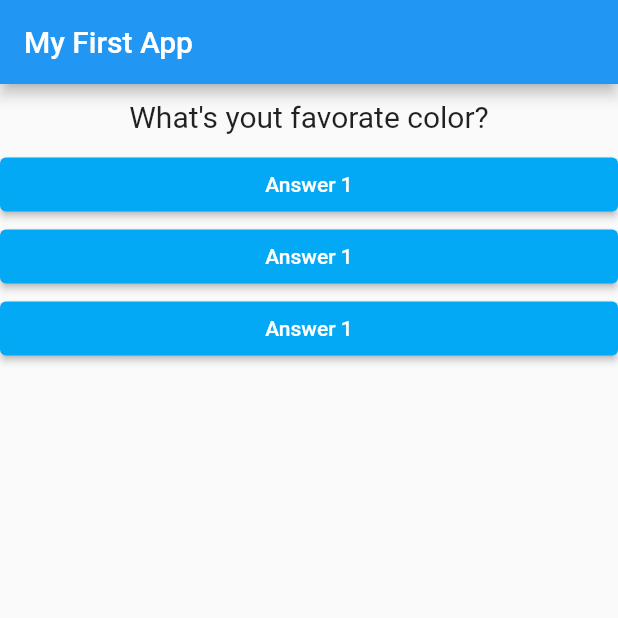
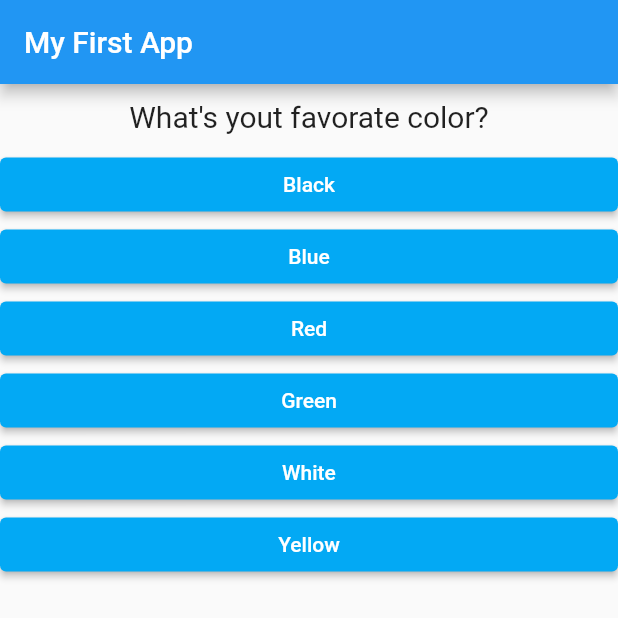
Before and after one commit to imobasshir/flutter_start, a Flutter app: the screen it shows after launch, on a phone screen of 412 x 824 dp. Shown: the top 618 px of the screen. Run offline on Flutter 3.47's test engine with Material 2 defaults, Android fonts, the phone set to English and light mode, and no system bars.

Commit message:
ninth commit

```diff
--- a/lib/answer.dart
+++ b/lib/answer.dart
@@ -3,8 +3,9 @@ import 'package:flutter/material.dart';
 class Answer extends StatelessWidget {
   // const Answer({ Key? key }) : super(key: key);
   final Function() selectHandler;
+  final String answerText;
 
-  Answer(this.selectHandler);
+  Answer(this.selectHandler, this.answerText);
 
   @override
   Widget build(BuildContext context) {
@@ -16,7 +17,7 @@ class Answer extends StatelessWidget {
           foregroundColor: MaterialStateProperty.all<Color>(Colors.white),
         ),
         onPressed: selectHandler,
-        child: Text('Answer 1'),
+        child: Text(answerText),
       ),
     );
   }
--- a/lib/main.dart
+++ b/lib/main.dart
@@ -2,9 +2,11 @@ import 'package:flutter/material.dart';
 import './answer.dart';
 import './question.dart';
 
-void main() {
-  runApp(MyApp());
-}
+// void main() {
+//   runApp(MyApp());
+// }
+
+void main() => runApp(MyApp());
 
 class MyApp extends StatefulWidget {
   @override
@@ -18,7 +20,7 @@ class _MyAppState extends State<MyApp> {
   var _questionIndex = 0;
   void _answerQuestion() {
     setState(() {
-      _questionIndex += 1;
+      _questionIndex = _questionIndex + 1;
     });
 
     print(_questionIndex);
@@ -27,21 +29,33 @@ class _MyAppState extends State<MyApp> {
   @override
   Widget build(BuildContext context) {
     var questions = [
-      'What\'s yout favorate color?',
-      'What\'s your favorate animal?',
-      'What\'s your favorate food?',
+      {
+        'questionText': 'What\'s yout favorate color?',
+        'answer': ['Black', 'Blue', 'Red', 'Green', 'White', 'Yellow'],
+      },
+      {
+        'questionText': 'What\'s your favorate food?',
+        'answer': ['Rice', 'Bread', 'Noodles', 'Biscuits', 'Meat'],
+      },
+      {
+        'questionText': 'What\'s your favorate animal?',
+        'answer': ['Beer', 'Cat', 'Dog', 'Goat', 'Lion', 'Tiger'],
+      },
     ];
     return MaterialApp(
         home: Scaffold(
       appBar: AppBar(
-        title: Text("My First App"),
+        title: Text('My First App'),
       ),
       body: Column(
         children: [
-          Question(questions[_questionIndex]),
-          Answer(_answerQuestion),
-          Answer(_answerQuestion),
-          Answer(_answerQuestion),
+          Question(
+            questions[_questionIndex]['questionText'].toString(),
+          ),
+          ...(questions[_questionIndex]['answer'] as List<String>)
+              .map((answer) {
+            return Answer(_answerQuestion, answer);
+          }).toList()
         ],
       ),
     ));
```
